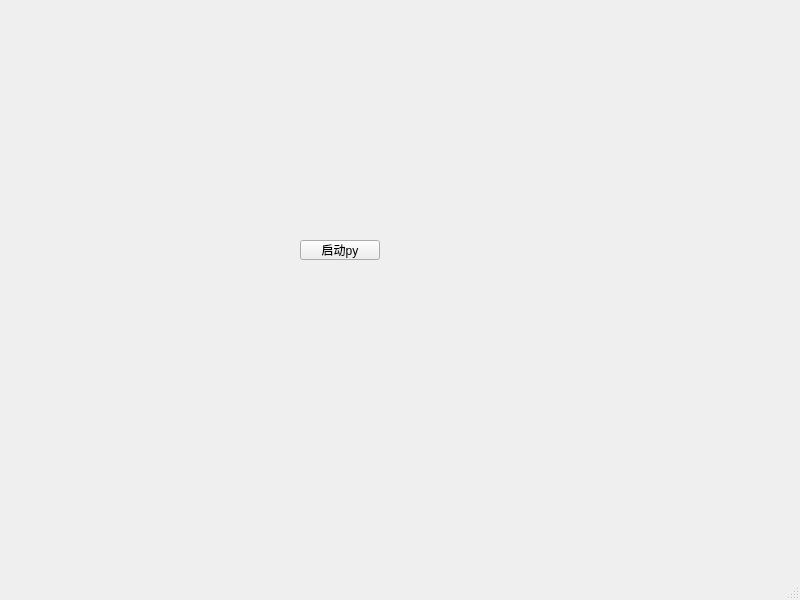
This is mainwindow.ui in americanvain/qt-architecture as Qt 5 draws it before an edit. The edited form follows.
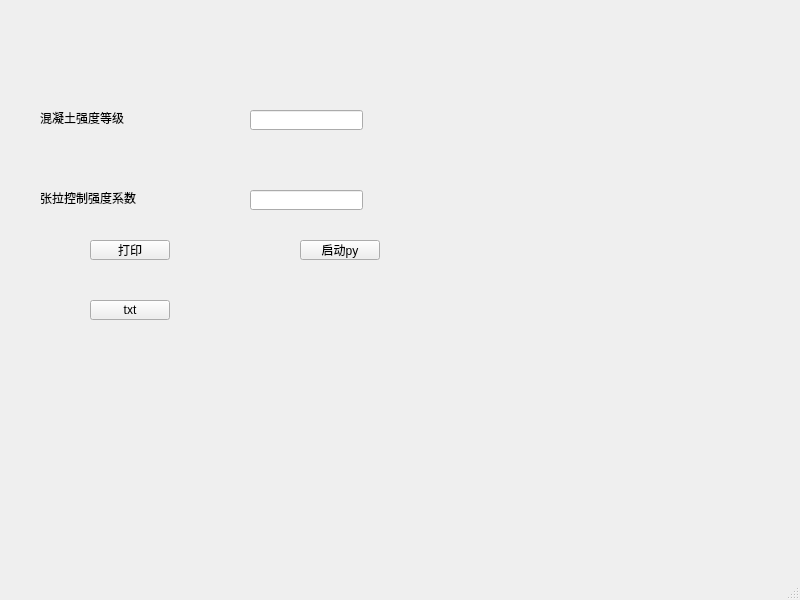
This is the edited form.

What changed in the file:
```diff
--- a/mainwindow.ui
+++ b/mainwindow.ui
@@ -27,6 +27,78 @@
      <string>启动py</string>
     </property>
    </widget>
+   <widget class="QLineEdit" name="lineEdit_hunningtudengji">
+    <property name="geometry">
+     <rect>
+      <x>250</x>
+      <y>110</y>
+      <width>113</width>
+      <height>20</height>
+     </rect>
+    </property>
+   </widget>
+   <widget class="QLineEdit" name="lineEdit_zhanglakongzhixishu">
+    <property name="geometry">
+     <rect>
+      <x>250</x>
+      <y>190</y>
+      <width>113</width>
+      <height>20</height>
+     </rect>
+    </property>
+   </widget>
+   <widget class="QLabel" name="label">
+    <property name="geometry">
+     <rect>
+      <x>40</x>
+      <y>190</y>
+      <width>101</width>
+      <height>16</height>
+     </rect>
+    </property>
+    <property name="text">
+     <string>张拉控制强度系数</string>
+    </property>
+   </widget>
+   <widget class="QLabel" name="label_2">
+    <property name="geometry">
+     <rect>
+      <x>40</x>
+      <y>110</y>
+      <width>91</width>
+      <height>16</height>
+     </rect>
+    </property>
+    <property name="text">
+     <string>混凝土强度等级</string>
+    </property>
+   </widget>
+   <widget class="QPushButton" name="But_daying">
+    <property name="geometry">
+     <rect>
+      <x>90</x>
+      <y>240</y>
+      <width>80</width>
+      <height>20</height>
+     </rect>
+    </property>
+    <property name="text">
+     <string>打印</string>
+    </property>
+   </widget>
+   <widget class="QPushButton" name="but_txt">
+    <property name="geometry">
+     <rect>
+      <x>90</x>
+      <y>300</y>
+      <width>80</width>
+      <height>20</height>
+     </rect>
+    </property>
+    <property name="text">
+     <string>txt</string>
+    </property>
+   </widget>
   </widget>
   <widget class="QMenuBar" name="menubar">
    <property name="geometry">
```
